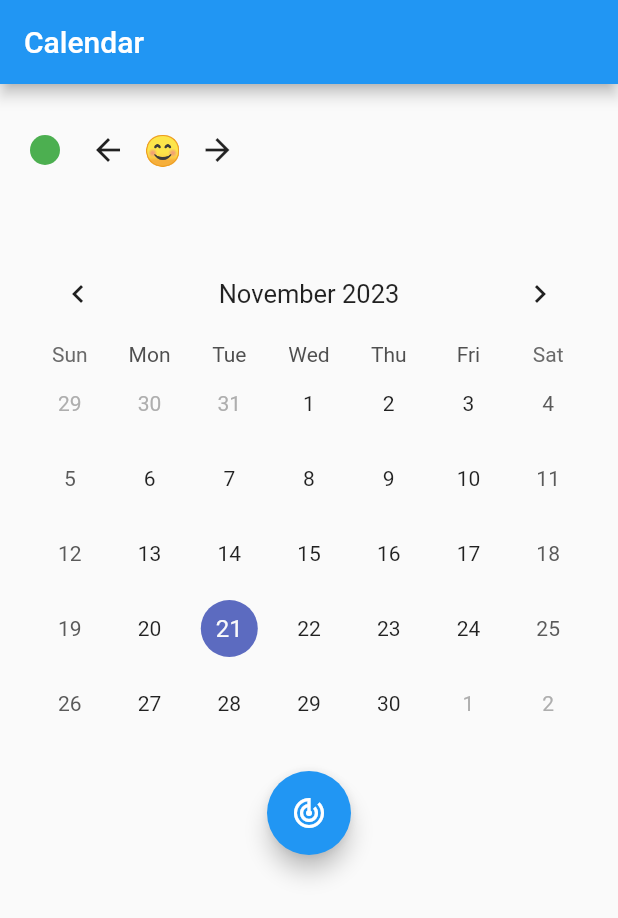
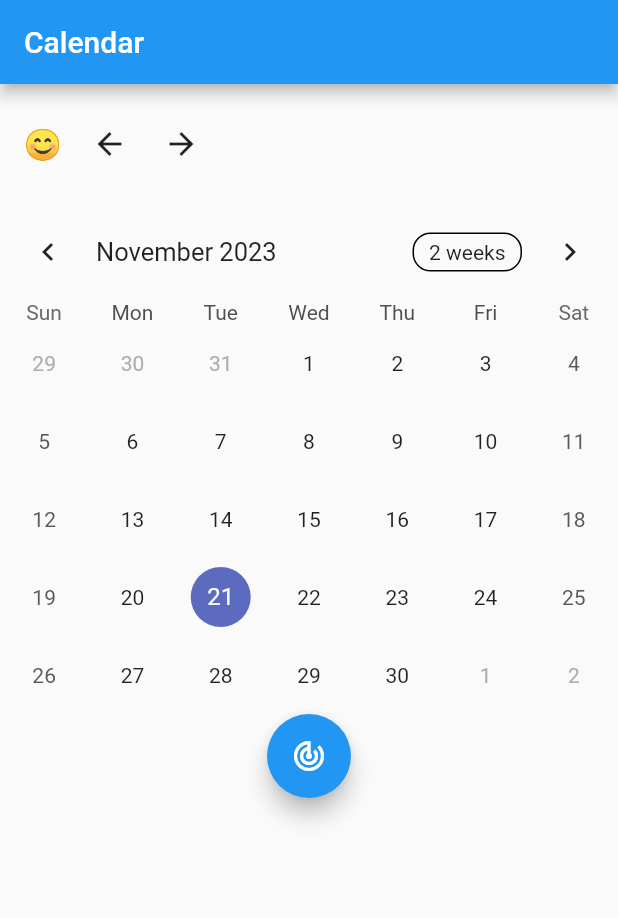
Before and after one commit to tlee85/MoodMagic, a Flutter app: the CalendarPage screen opened directly, after a tap on the "track changes" icon, on a phone screen of 412 x 824 dp. Shown: the top 918 px of the screen. Run offline on Flutter 3.47's test engine with Material 2 defaults, Android fonts, the phone set to English and light mode, and no system bars; drawn by our look-alikes of table_calendar; our stand-ins replace google_nav_bar, introduction_screen, shared_preferences; accounts and stored records are empty.

Commit message:
calendar

```diff
--- a/mood_magic/lib/pages/calendar_page.dart
+++ b/mood_magic/lib/pages/calendar_page.dart
@@ -38,6 +38,7 @@ class _CalendarPageState extends State<CalendarPage> {
         _prefs = prefs;
         _selectedDay = DateTime.parse(_prefs.getString('selectedDay') ?? '');
         _selectedMoodIndex = _prefs.getInt('selectedMoodIndex') ?? 0;
+        _moodColorsMap = _getMoodColorsFromPrefs();
       });
     });
   }
@@ -51,17 +52,13 @@ class _CalendarPageState extends State<CalendarPage> {
       body: Column(
         children: [
           Padding(
-            padding: const EdgeInsets.all(20.0),
+            padding: const EdgeInsets.all(16.0),
             child: Row(
               children: [
-                // Display selected mood circle
-                Container(
-                  width: 20,
-                  height: 20,
-                  decoration: BoxDecoration(
-                    shape: BoxShape.circle,
-                    color: moodColors[_selectedMoodIndex],
-                  ),
+                // Display selected mood emoji
+                Text(
+                  moodEmojis[_selectedMoodIndex],
+                  style: TextStyle(fontSize: 20),
                 ),
                 SizedBox(width: 8),
                 // Emoji selection arrow buttons
@@ -70,10 +67,6 @@ class _CalendarPageState extends State<CalendarPage> {
                   onPressed: () {
                     _selectPreviousMood();
                   },
-                ),
-                Text(
-                  moodEmojis[_selectedMoodIndex],
-                  style: TextStyle(fontSize: 20),
                 ),
                 IconButton(
                   icon: Icon(Icons.arrow_forward),
@@ -84,12 +77,7 @@ class _CalendarPageState extends State<CalendarPage> {
               ],
             ),
           ),
-          Padding(
-            padding: const EdgeInsets.all(20.0),
-            child: TableCalendar(
-              locale: "en_US",
-              rowHeight: 50,
-              headerStyle: HeaderStyle(formatButtonVisible: false, titleCentered: true),
+          TableCalendar(
             firstDay: DateTime.utc(2023, 1, 1),
             lastDay: DateTime.utc(2023, 12, 31),
             focusedDay: _focusedDay,
@@ -117,19 +105,14 @@ class _CalendarPageState extends State<CalendarPage> {
             calendarBuilders: CalendarBuilders(
               markerBuilder: (context, day, events) {
                 if (_moodColorsMap.containsKey(day)) {
-                    return Container(
-                      width: 20,
-                      height: 20,
-                      decoration: BoxDecoration(
-                        shape: BoxShape.circle,
-                        color: _moodColorsMap[day],
-                      ),
+                  return Text(
+                    _getEmojiForColor(_moodColorsMap[day]!),
+                    style: TextStyle(fontSize: 16),
                   );
                 } else {
                   return Container();
                 }
               },
-              ),
             ),
           ),
           // "Track" button
@@ -162,6 +145,68 @@ class _CalendarPageState extends State<CalendarPage> {
     setState(() {
       _moodColorsMap[_selectedDay] = moodColors[_selectedMoodIndex];
     });
+
+    // Save mood colors to SharedPreferences
+    _saveMoodColorsToPrefs();
+
+    // Debug print to check if the function is called
+    print('Mood colors saved: $_moodColorsMap');
+  }
+
+  Map<DateTime, Color> _getMoodColorsFromPrefs() {
+    Map<DateTime, Color> moodColorsMap = {};
+    List<String>? savedColors = _prefs.getStringList('moodColors');
+    if (savedColors != null) {
+      savedColors.forEach((savedColor) {
+        List<String> parts = savedColor.split(':');
+        if (parts.length == 2) {
+          DateTime date = DateTime.parse(parts[0]);
+          Color color = _colorFromHex(parts[1]);
+          moodColorsMap[date] = color;
+        }
+      });
+    }
+    return moodColorsMap;
+  }
+
+  void _saveMoodColorsToPrefs() {
+    List<String> colorsList = [];
+    _moodColorsMap.forEach((date, color) {
+      String dateString = date.toIso8601String();
+      String colorString = _colorToHex(color);
+      String entry = '$dateString:$colorString';
+      colorsList.add(entry);
+    });
+    _prefs.setStringList('moodColors', colorsList);
+  }
+
+  Color _colorFromHex(String hexColor) {
+    hexColor = hexColor.toUpperCase().replaceAll("#", "");
+    if (hexColor.length == 6) {
+      hexColor = "FF" + hexColor;
+    }
+    return Color(int.parse(hexColor, radix: 16));
+  }
+
+  String _colorToHex(Color color) {
+    return "#${color.value.toRadixString(16).substring(2, 8).toUpperCase()}";
+  }
+
+  String _getEmojiForColor(Color color) {
+    // Depending on your color-to-emoji mapping, implement this method
+    // to return the corresponding emoji for a given color.
+    // This is just a placeholder and may not be accurate for your use case.
+    if (color == Colors.green) {
+      return '😊';
+    } else if (color == Colors.blue) {
+      return '😢';
+    } else if (color == Colors.red) {
+      return '😡';
+    } else if (color == Colors.orange) {
+      return '😎';
+    } else {
+      return '❓'; // Placeholder for unknown color
+    }
   }
 }
 
```
Lines whose indentation alone changed are shown as unchanged.
